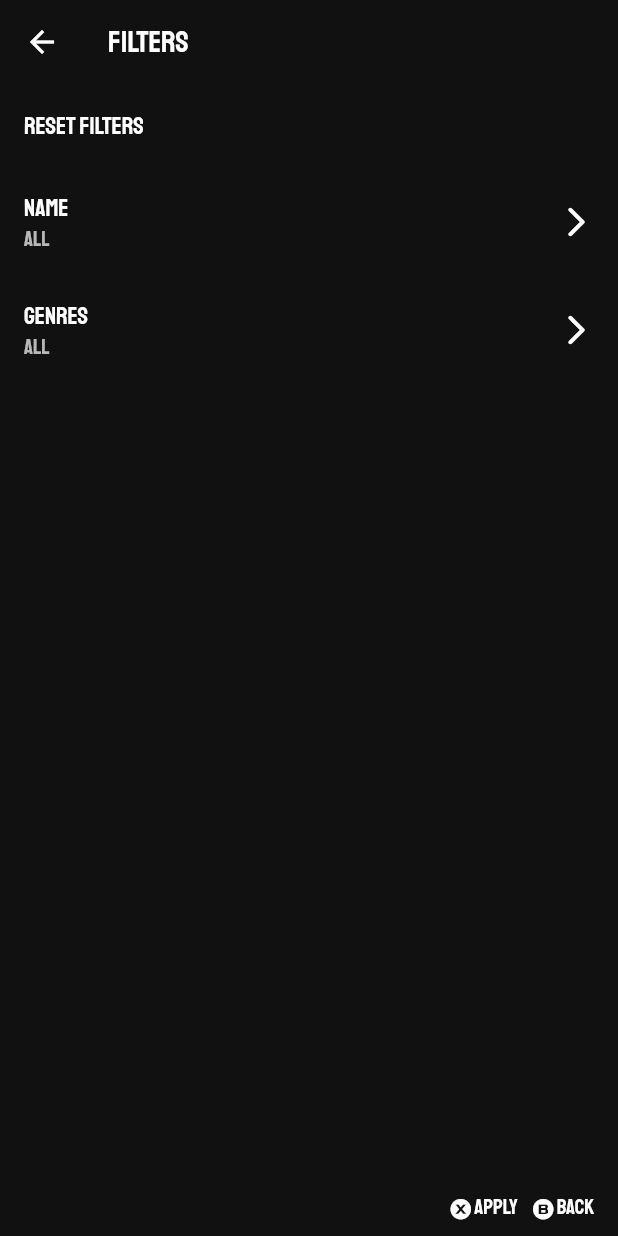
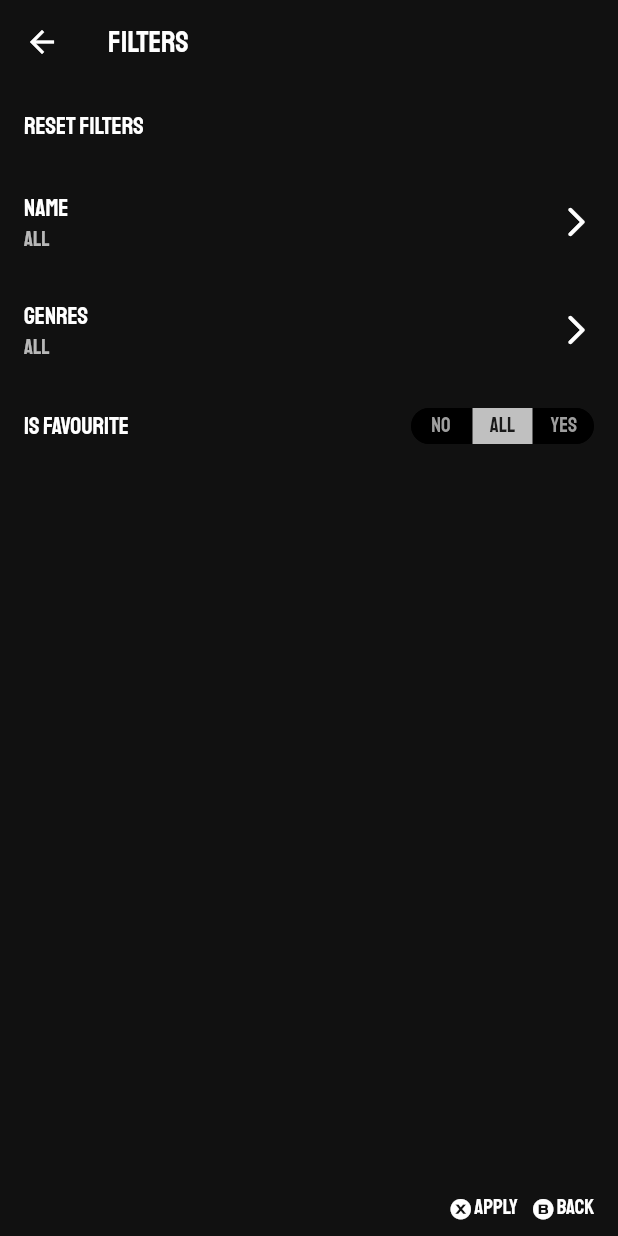
Before and after one commit to dsolonenko/titanius-launcher, a Flutter app: the FiltersPage screen opened directly with empty values, on a phone screen of 412 x 824 dp. Run offline on Flutter 3.47's test engine with Material 2 defaults, Android fonts, the phone set to English and light mode, and no system bars; drawn by our look-alikes of toggle_switch; our stand-ins replace battery_plus, cached_network_image, connectivity_plus, flex_color_scheme, flutter_hooks, flutter_rating_bar and 13 more; missing offline and left inert: android_intent_plus, async_task, cached_memory_image, device_apps, onscreen_keyboard, shared_storage and 1 more; accounts and stored records are empty; generated files the repository leaves out were written again.

Commit message:
Is favourite game filter

```diff
--- a/lib/data/state.dart
+++ b/lib/data/state.dart
@@ -1,6 +1,7 @@
 import 'dart:io';
 
 import 'package:device_apps/device_apps.dart';
+import 'package:flutter/foundation.dart';
 import 'package:riverpod_annotation/riverpod_annotation.dart';
 import 'package:video_player/video_player.dart';
 
@@ -96,17 +97,26 @@ class CurrentGameNavigation extends _$CurrentGameNavigation {
 class GameFilter {
   final String system;
   final String search;
+  final bool? favourite;
   final Set<GameGenres> genres;
 
   factory GameFilter.empty(String system) => GameFilter(system, search: "", genres: {});
 
-  GameFilter(this.system, {this.search = "", this.genres = const {}});
+  GameFilter(this.system, {this.search = "", this.genres = const {}, this.favourite});
 
-  get isEmpty => search.isEmpty && genres.isEmpty;
+  get isEmpty => search.isEmpty && genres.isEmpty && favourite == null;
 
   get description => isEmpty
       ? "All"
-      : [search, genres.map((g) => Genres.getName(g)).join(", ")].where((e) => e.toString().isNotEmpty).join(", ");
+      : [
+          favourite == null
+              ? ""
+              : favourite == true
+                  ? "Fav"
+                  : "Non-Fav",
+          search,
+          genres.map((g) => Genres.getName(g)).join(", ")
+        ].where((e) => e.toString().isNotEmpty).join(", ");
 
   List<Game> apply(List<Game> games) {
     if (isEmpty) {
@@ -120,6 +130,9 @@ class GameFilter {
     if (genres.isNotEmpty) {
       filteredGames.retainWhere((game) => game.genreId != null && genres.contains(game.genreId));
     }
+    if (favourite != null) {
+      filteredGames.retainWhere((game) => game.favorite == favourite);
+    }
     return filteredGames;
   }
 }
@@ -132,7 +145,8 @@ class CurrentGameFilter extends _$CurrentGameFilter {
   }
 
   void set(GameFilter filter) {
-    state = filter;
+    debugPrint("set filter ${filter.description}");
+    state = GameFilter(filter.system, search: filter.search, genres: filter.genres, favourite: filter.favourite);
   }
 }
 
@@ -150,11 +164,15 @@ class TemporaryGameFilter extends _$TemporaryGameFilter {
     } else {
       genres.add(genre);
     }
-    state = GameFilter(state.system, search: state.search, genres: genres);
+    state = GameFilter(state.system, search: state.search, genres: genres, favourite: state.favourite);
   }
 
   void setSearch(String? text) {
-    state = GameFilter(state.system, search: text ?? "", genres: state.genres);
+    state = GameFilter(state.system, search: text ?? "", genres: state.genres, favourite: state.favourite);
+  }
+
+  void setFavourite(bool? favourite) {
+    state = GameFilter(state.system, search: state.search, genres: state.genres, favourite: favourite);
   }
 
   void set(GameFilter filter) {
--- a/lib/pages/filter.dart
+++ b/lib/pages/filter.dart
@@ -6,6 +6,7 @@ import 'package:hooks_riverpod/hooks_riverpod.dart';
 import 'package:go_router/go_router.dart';
 import 'package:onscreen_keyboard/onscreen_keyboard.dart';
 import 'package:titanius/data/genres.dart';
+import 'package:toggle_switch/toggle_switch.dart';
 
 import '../data/state.dart';
 import '../gamepad.dart';
@@ -84,8 +85,43 @@ class FiltersPage extends HookConsumerWidget {
                 Text(filter.genres.isEmpty ? "All" : filter.genres.map((genre) => Genres.getName(genre)).join(", ")),
             trailing: const Icon(Icons.arrow_forward_ios_rounded),
           ),
+          ListTile(
+            onFocusChange: (value) {},
+            onTap: () {
+              switch (filter.favourite) {
+                case null:
+                  ref.read(temporaryGameFilterProvider(system).notifier).setFavourite(true);
+                  break;
+                case true:
+                  ref.read(temporaryGameFilterProvider(system).notifier).setFavourite(false);
+                  break;
+                case false:
+                  ref.read(temporaryGameFilterProvider(system).notifier).setFavourite(null);
+                  break;
+              }
+            },
+            title: const Text('Is Favourite'),
+            trailing: ToggleSwitch(
+              changeOnTap: false,
+              cancelToggle: (index) async => true,
+              minWidth: 40.0,
+              minHeight: 24.0,
+              cornerRadius: 20.0,
+              inactiveBgColor: Colors.black,
+              inactiveFgColor: Colors.grey,
+              initialLabelIndex: boolToIndex(filter.favourite),
+              totalSwitches: 3,
+              labels: const ['No', 'All', 'Yes'],
+            ),
+          ),
         ],
       ),
     );
   }
 }
+
+int boolToIndex(bool? favourite) {
+  if (favourite == null) return 1;
+  if (favourite) return 2;
+  return 0;
+}
--- a/lib/pages/filters/genres.dart
+++ b/lib/pages/filters/genres.dart
@@ -26,7 +26,7 @@ class GenresFilterPage extends HookConsumerWidget {
         navigations: [],
         actions: [
           GamepadPrompt([GamepadButton.a], "Change"),
-          GamepadPrompt([GamepadButton.b], "Back"),
+          GamepadPrompt([GamepadButton.b], "Apply"),
         ],
       ),
       body: games.when(
--- a/lib/pages/filters/name.dart
+++ b/lib/pages/filters/name.dart
@@ -24,7 +24,7 @@ class NameFilterPage extends HookConsumerWidget {
           navigations: [],
           actions: [
             GamepadPrompt([GamepadButton.a], "Change"),
-            GamepadPrompt([GamepadButton.b], "Back"),
+            GamepadPrompt([GamepadButton.b], "Apply"),
           ],
         ),
         body: Center(
--- a/pubspec.yaml
+++ b/pubspec.yaml
@@ -67,6 +67,7 @@ dependencies:
   shared_storage: ^0.7.1
   onscreen_keyboard: ^1.0.3
   preload_page_view: ^0.1.6
+  toggle_switch: ^2.1.0
 
 dev_dependencies:
   flutter_test:
```
Also changed, not shown: pubspec.lock.
